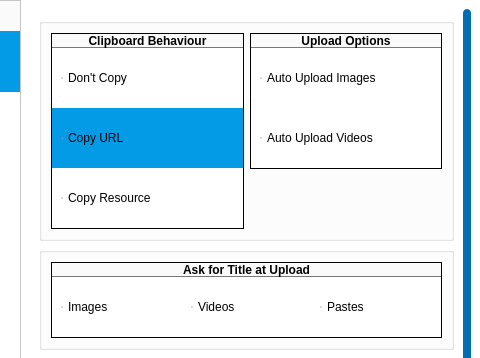
This is editsettingswindow.ui in nickdonnelly/horus as Qt 5 draws it before an edit; both pictures show x 229 to 709 and y 0 to 358 of the 709 by 480 pixel window. The edited form follows.
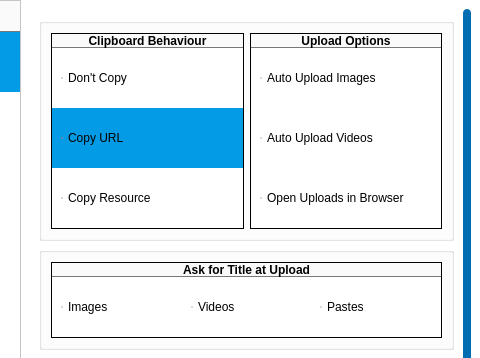
This is the edited form. The open tabs and pages were chosen to show the change.

```diff
--- a/editsettingswindow.ui
+++ b/editsettingswindow.ui
@@ -333,9 +333,9 @@
              <property name="geometry">
               <rect>
                <x>0</x>
-               <y>-196</y>
+               <y>0</y>
                <width>431</width>
-               <height>656</height>
+               <height>664</height>
               </rect>
              </property>
              <layout class="QVBoxLayout" name="verticalLayout_16">
@@ -481,6 +481,16 @@
                       </property>
                      </widget>
                     </item>
+                    <item>
+                     <widget class="QRadioButton" name="rbOpenBrowser">
+                      <property name="text">
+                       <string>Open Uploads in Browser</string>
+                      </property>
+                      <property name="autoExclusive">
+                       <bool>false</bool>
+                      </property>
+                     </widget>
+                    </item>
                    </layout>
                   </widget>
                  </item>
```
Left out of the diff: 2 changed lines with no effect on the pictures.
